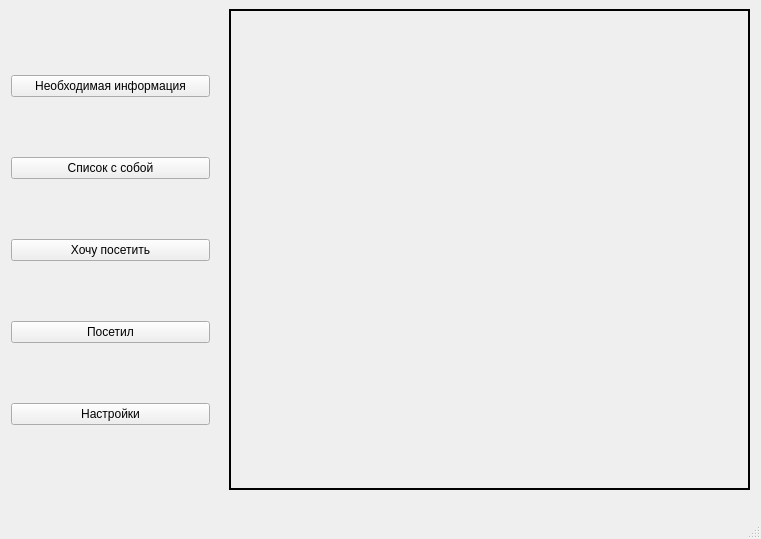
This is Kurse/mainwindow.ui in Aleksandra06/Travel_guide as Qt 5 draws it before an edit. The edited form follows.
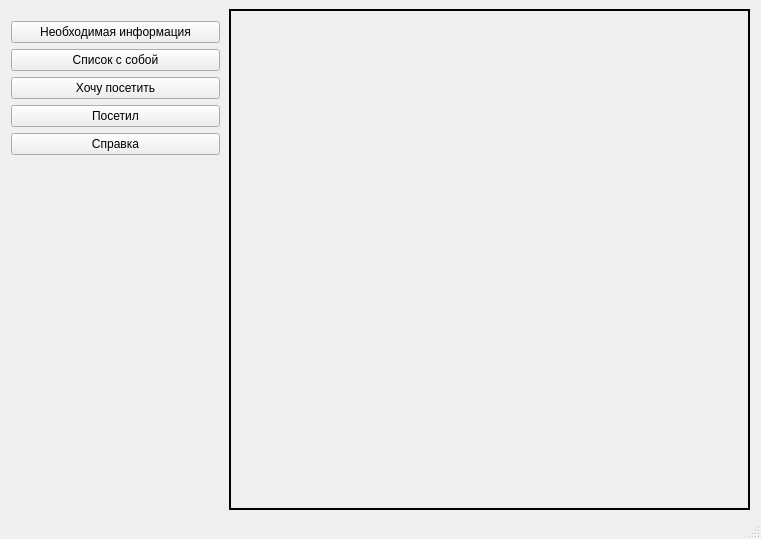
This is the edited form. Icons and pictures are not drawn.

What changed in the file:
```diff
--- a/Kurse/mainwindow.ui
+++ b/Kurse/mainwindow.ui
@@ -19,8 +19,8 @@
      <rect>
       <x>0</x>
       <y>10</y>
-      <width>221</width>
-      <height>481</height>
+      <width>231</width>
+      <height>501</height>
      </rect>
     </property>
     <layout class="QVBoxLayout" name="verticalLayout_2">
@@ -55,7 +55,23 @@
      <item>
       <widget class="QPushButton" name="pushButton_5">
        <property name="text">
-        <string>Настройки</string>
+        <string>Cправка</string>
+       </property>
+      </widget>
+     </item>
+     <item>
+      <widget class="QLabel" name="label">
+       <property name="maximumSize">
+        <size>
+         <width>228</width>
+         <height>340</height>
+        </size>
+       </property>
+       <property name="text">
+        <string/>
+       </property>
+       <property name="pixmap">
+        <pixmap>../BaseData/menushk.jpg</pixmap>
        </property>
       </widget>
      </item>
@@ -67,7 +83,7 @@
       <x>229</x>
       <y>9</y>
       <width>521</width>
-      <height>481</height>
+      <height>501</height>
      </rect>
     </property>
     <property name="frameShape">
```
